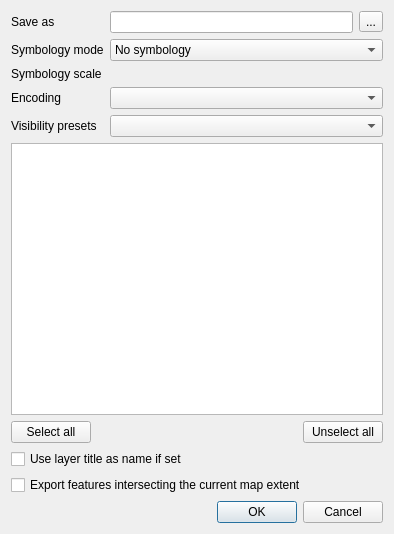
Above: src/ui/qgsdxfexportdialogbase.ui from qgis/QGIS before the change. Below: the same form after it.
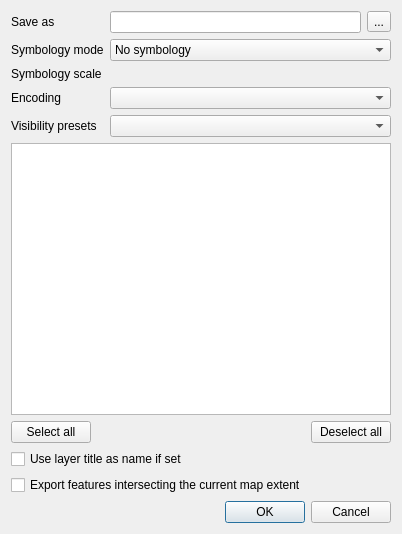
That is the form after the change. Custom widgets are drawn as their Qt base class.

Commit message: Standardise mix of deselect/unselect to "deselect", unify keyboard shortcuts for deselect all (to Ctrl+Shift+A)

```diff
--- a/src/ui/qgsdxfexportdialogbase.ui
+++ b/src/ui/qgsdxfexportdialogbase.ui
@@ -6,7 +6,7 @@
    <rect>
     <x>0</x>
     <y>0</y>
-    <width>394</width>
+    <width>402</width>
     <height>534</height>
    </rect>
   </property>
@@ -93,7 +93,7 @@
      <item row="0" column="2">
       <widget class="QPushButton" name="mUnSelectAllButton">
        <property name="text">
-        <string>Unselect all</string>
+        <string>Deselect all</string>
        </property>
       </widget>
      </item>
```
Left out of the diff: 4 changed lines with no effect on the pictures. The commit also changes 3 other files.
